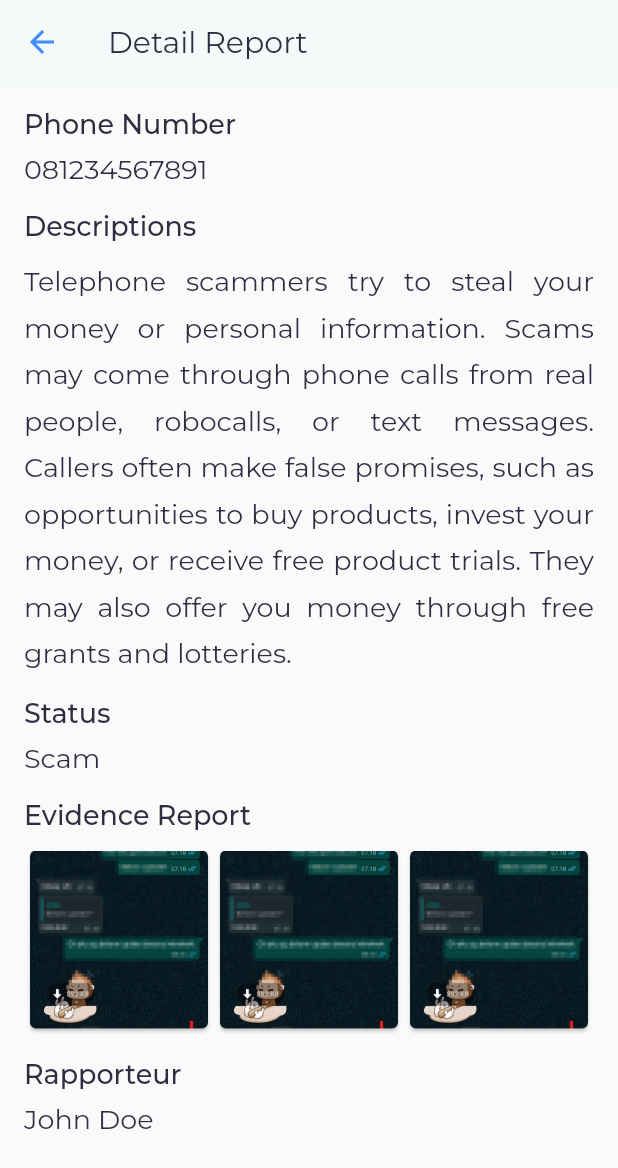
After one commit to rizkyputrapb/CSD104_SUSMATIOR, a Flutter app: the DetailListScreen screen opened by its route, on a phone screen of 412 x 824 dp. The commit adds this screen. Shown: the top 1168 px of the screen. Run offline on Flutter 3.47's test engine with Material 2 defaults, Android fonts, the phone set to English and light mode, and no system bars; our stand-ins replace google_fonts.

Commit message:
Adding feat detail_list_screen and separated widget image_dialog

```diff
--- a/lib/main.dart
+++ b/lib/main.dart
@@ -1,4 +1,5 @@
 import 'package:flutter/material.dart';
+import 'package:susmatior_app/ui/screens/detail_list/detail_list_screens.dart';
 import 'package:susmatior_app/ui/screens/home/home_screen.dart';
 import 'package:susmatior_app/ui/screens/landing/landing_screen.dart';
 import 'package:susmatior_app/ui/screens/login/login_screens.dart';
@@ -22,6 +23,7 @@ class MyApp extends StatelessWidget {
         HomeScreen.routeName: (context) => const HomeScreen(),
         LoginScreen.routeName: (context) => const LoginScreen(),
         QuestionnaireScreen.routeName: (context) => const QuestionnaireScreen(),
+        DetailListScreen.routeName: (context) => const DetailListScreen(),
       },
     );
   }
--- /dev/null
+++ b/lib/ui/screens/detail_list/detail_list_screens.dart
@@ -0,0 +1,220 @@
+import 'package:flutter/material.dart';
+import 'package:google_fonts/google_fonts.dart';
+import 'package:susmatior_app/constants/padding_constants.dart';
+import 'package:susmatior_app/ui/screens/detail_list/widgets/image_dialog_widget.dart';
+import 'package:susmatior_app/ui/screens/widgets/appbar_widget.dart';
+
+class DetailListScreen extends StatelessWidget {
+  static const routeName = '/detail_list_screen';
+
+  const DetailListScreen({Key? key}) : super(key: key);
+
+  @override
+  Widget build(BuildContext context) {
+    return Scaffold(
+      appBar: AppBarPrimary(
+        textTitle: 'Detail Report',
+      ),
+      body: SafeArea(
+        child: LayoutBuilder(
+          builder: (context, constraint) {
+            return SingleChildScrollView(
+              child: ConstrainedBox(
+                constraints: BoxConstraints(
+                  minHeight: constraint.maxHeight,
+                ),
+                child: Container(
+                  margin: EdgeInsets.only(
+                    top: padding_16,
+                    left: padding_16,
+                    right: padding_16,
+                  ),
+                  child: Column(
+                    crossAxisAlignment: CrossAxisAlignment.start,
+                    children: [
+                      Text(
+                        'Phone Number',
+                        style: GoogleFonts.montserrat(
+                          fontSize: 18.0,
+                          color: Color(0xFF2F2E41),
+                          fontWeight: FontWeight.w500,
+                          textStyle: Theme.of(context).textTheme.headline1,
+                        ),
+                      ),
+                      SizedBox(height: padding_8),
+                      Text(
+                        '081234567891',
+                        style: GoogleFonts.montserrat(
+                          fontSize: 18.0,
+                          color: Color(0xFF2F2E41),
+                          fontWeight: FontWeight.w400,
+                          textStyle: Theme.of(context).textTheme.bodyText1,
+                        ),
+                      ),
+                      SizedBox(
+                        height: padding_16,
+                      ),
+                      Text(
+                        'Descriptions',
+                        style: GoogleFonts.montserrat(
+                          fontSize: 18.0,
+                          color: Color(0xFF2F2E41),
+                          fontWeight: FontWeight.w500,
+                          textStyle: Theme.of(context).textTheme.headline1,
+                        ),
+                      ),
+                      SizedBox(
+                        height: padding_8,
+                      ),
+                      Text(
+                        'Telephone scammers try to steal your money or personal information. Scams may come through phone calls from real people, robocalls, or text messages. Callers often make false promises, such as opportunities to buy products, invest your money, or receive free product trials. They may also offer you money through free grants and lotteries.',
+                        textAlign: TextAlign.justify,
+                        style: GoogleFonts.montserrat(
+                          fontSize: 18.0,
+                          color: Color(0xFF2F2E41),
+                          fontWeight: FontWeight.w400,
+                          height: 1.7,
+                          textStyle: Theme.of(context).textTheme.bodyText1,
+                        ),
+                      ),
+                      SizedBox(
+                        height: padding_16,
+                      ),
+                      Text(
+                        'Status',
+                        style: GoogleFonts.montserrat(
+                          fontSize: 18.0,
+                          color: Color(0xFF2F2E41),
+                          fontWeight: FontWeight.w500,
+                          textStyle: Theme.of(context).textTheme.headline1,
+                        ),
+                      ),
+                      SizedBox(
+                        height: padding_8,
+                      ),
+                      Text(
+                        'Scam',
+                        textAlign: TextAlign.justify,
+                        style: GoogleFonts.montserrat(
+                          fontSize: 18.0,
+                          color: Color(0xFF2F2E41),
+                          fontWeight: FontWeight.w400,
+                          textStyle: Theme.of(context).textTheme.bodyText1,
+                        ),
+                      ),
+                      SizedBox(
+                        height: padding_16,
+                      ),
+                      Text(
+                        'Evidence Report',
+                        style: GoogleFonts.montserrat(
+                          fontSize: 18.0,
+                          color: Color(0xFF2F2E41),
+                          fontWeight: FontWeight.w500,
+                          textStyle: Theme.of(context).textTheme.headline1,
+                        ),
+                      ),
+                      SizedBox(
+                        height: padding_8,
+                      ),
+                      GridView.count(
+                        shrinkWrap: true,
+                        crossAxisCount: 3,
+                        children: [
+                          Card(
+                            clipBehavior: Clip.antiAlias,
+                            child: GestureDetector(
+                              onTap: () async {
+                                await showDialog(
+                                  context: context,
+                                  builder: (_) => ImageDialog(
+                                    assetName: 'assets/images/img_sample.jpg',
+                                  ),
+                                );
+                              },
+                              child: Image.asset(
+                                'assets/images/img_sample.jpg',
+                                fit: BoxFit.cover,
+                                width: MediaQuery.of(context).size.width,
+                                height: MediaQuery.of(context).size.height,
+                              ),
+                            ),
+                          ),
+                          Card(
+                            clipBehavior: Clip.antiAlias,
+                            child: GestureDetector(
+                              onTap: () async {
+                                await showDialog(
+                                  context: context,
+                                  builder: (_) => ImageDialog(
+                                    assetName: 'assets/images/img_sample.jpg',
+                                  ),
+                                );
+                              },
+                              child: Image.asset(
+                                'assets/images/img_sample.jpg',
+                                fit: BoxFit.cover,
+                                width: MediaQuery.of(context).size.width,
+                                height: MediaQuery.of(context).size.height,
+                              ),
+                            ),
+                          ),
+                          Card(
+                            clipBehavior: Clip.antiAlias,
+                            child: GestureDetector(
+                              onTap: () async {
+                                await showDialog(
+                                  context: context,
+                                  builder: (_) => ImageDialog(
+                                    assetName: 'assets/images/img_sample.jpg',
+                                  ),
+                                );
+                              },
+                              child: Image.asset(
+                                'assets/images/img_sample.jpg',
+                                fit: BoxFit.cover,
+                                width: MediaQuery.of(context).size.width,
+                                height: MediaQuery.of(context).size.height,
+                              ),
+                            ),
+                          ),
+                        ],
+                      ),
+                      SizedBox(
+                        height: padding_16,
+                      ),
+                      Text(
+                        'Rapporteur',
+                        style: GoogleFonts.montserrat(
+                          fontSize: 18.0,
+                          color: Color(0xFF2F2E41),
+                          fontWeight: FontWeight.w500,
+                          textStyle: Theme.of(context).textTheme.headline1,
+                        ),
+                      ),
+                      SizedBox(
+                        height: padding_8,
+                      ),
+                      Text(
+                        'John Doe',
+                        style: GoogleFonts.montserrat(
+                          fontSize: 18.0,
+                          color: Color(0xFF2F2E41),
+                          fontWeight: FontWeight.w400,
+                          textStyle: Theme.of(context).textTheme.bodyText1,
+                        ),
+                      ),
+                      SizedBox(
+                        height: padding_16,
+                      ),
+                    ],
+                  ),
+                ),
+              ),
+            );
+          },
+        ),
+      ),
+    );
+  }
+}
--- /dev/null
+++ b/lib/ui/screens/detail_list/widgets/image_dialog_widget.dart
@@ -0,0 +1,26 @@
+import 'package:flutter/material.dart';
+
+class ImageDialog extends StatelessWidget {
+  ImageDialog({
+    Key? key,
+    required this.assetName,
+  }) : super(key: key);
+  String assetName;
+  @override
+  Widget build(BuildContext context) {
+    return Dialog(
+      child: Container(
+        width: MediaQuery.of(context).size.width,
+        height: MediaQuery.of(context).size.height,
+        decoration: BoxDecoration(
+          image: DecorationImage(
+            image: ExactAssetImage(
+              assetName,
+            ),
+            fit: BoxFit.fill,
+          ),
+        ),
+      ),
+    );
+  }
+}
--- a/lib/ui/screens/home/home_screen.dart
+++ b/lib/ui/screens/home/home_screen.dart
@@ -1,4 +1,5 @@
 import 'package:flutter/material.dart';
+import 'package:susmatior_app/ui/screens/detail_list/detail_list_screens.dart';
 import 'package:susmatior_app/ui/screens/home/widgets/card_list_scam.dart';
 import 'package:susmatior_app/ui/screens/questionnaire/questionnaire_screens.dart';
 
@@ -52,10 +53,12 @@ class HomeScreen extends StatelessWidget {
             Expanded(
               // Change this listview to listview.builder if using firebase
               child: ListView(
-                children: const [
+                children: [
                   InkWell(
+                    onTap: () => Navigator.pushNamed(
+                        context, DetailListScreen.routeName),
                     child: CardListScam(),
-                  ),
+                  )
                 ],
               ),
             ),
--- a/pubspec.yaml
+++ b/pubspec.yaml
@@ -62,6 +62,7 @@ flutter:
   assets:
     - assets/images/img_splash_picture.png
     - assets/images/img_login_picture.png
+    - assets/images/img_sample.jpg
     - assets/icons/ic_user_scam.png
 
 
```
Also changed, not shown: assets/images/img_sample.jpg (added).
